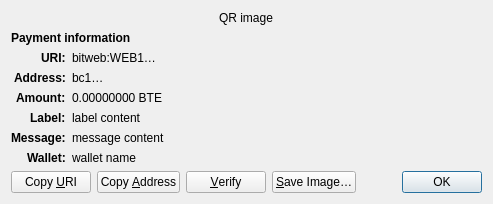
First picture: the form in src/qt/forms/receiverequestdialog.ui, repository bitweb-project/bitweb, before the edit.
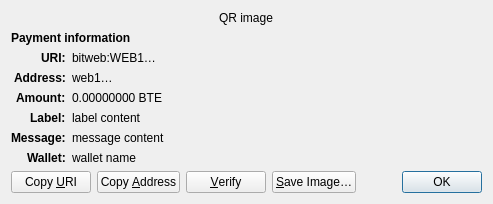
Second picture: the form after the edit. Custom widgets are drawn as their Qt base class.

Commit message:
Update address formats to BitWeb
Replace Bitcoin mainnet address examples with BitWeb equivalents. Updates the dummy address in guiutil.cpp and the address placeholder in the receive request dialog UI from 'bc1' to 'web1' format.

Tree-SHA512: fcadfea7c38bdb0f12984362897c8f138ec3c2673933c84e13c914213414e5b31bc0cb0f342469fe16b2518b0e8ba8728f73aed6f5278fe0721dbc0c64fdeb8b

```diff
--- a/src/qt/forms/receiverequestdialog.ui
+++ b/src/qt/forms/receiverequestdialog.ui
@@ -97,7 +97,7 @@
    <item row="3" column="1" alignment="Qt::AlignTop">
     <widget class="QLabel" name="address_content">
      <property name="text">
-      <string notr="true">bc1…</string>
+      <string notr="true">web1…</string>
      </property>
      <property name="textFormat">
       <enum>Qt::PlainText</enum>
```
The commit also changes 1 other file.
